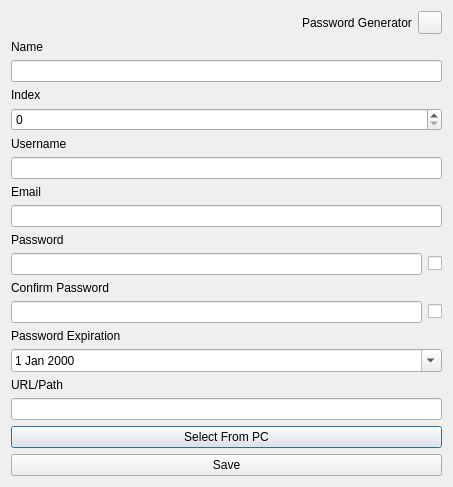
Qt form designs/xml/app_vault_window.ui (daniel-deru/WorkMate-3.0) before a commit.
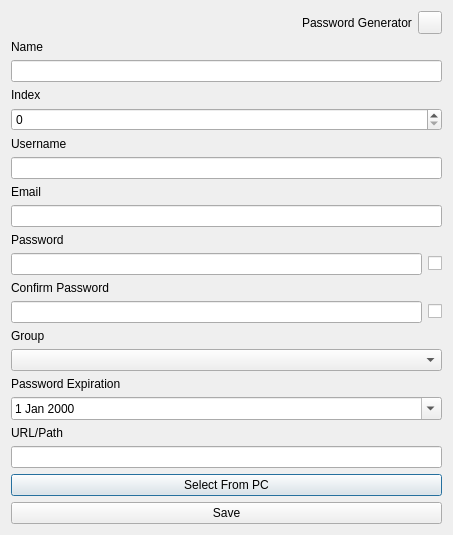
The same form after that commit.

Commit message: added groups combo box to all the feature windows

The edit to the form file:
```diff
--- a/designs/xml/app_vault_window.ui
+++ b/designs/xml/app_vault_window.ui
@@ -7,7 +7,7 @@
     <x>0</x>
     <y>0</y>
     <width>453</width>
-    <height>484</height>
+    <height>531</height>
    </rect>
   </property>
   <property name="windowTitle">
@@ -173,6 +173,20 @@
      </item>
     </layout>
    </item>
+   <item>
+    <layout class="QVBoxLayout" name="verticalLayout_11">
+     <item>
+      <widget class="QLabel" name="lbl_group">
+       <property name="text">
+        <string>Group</string>
+       </property>
+      </widget>
+     </item>
+     <item>
+      <widget class="QComboBox" name="cmb_group"/>
+     </item>
+    </layout>
+   </item>
    <item>
     <layout class="QVBoxLayout" name="verticalLayout_9">
      <item>
```
The commit also changes 45 other files.
